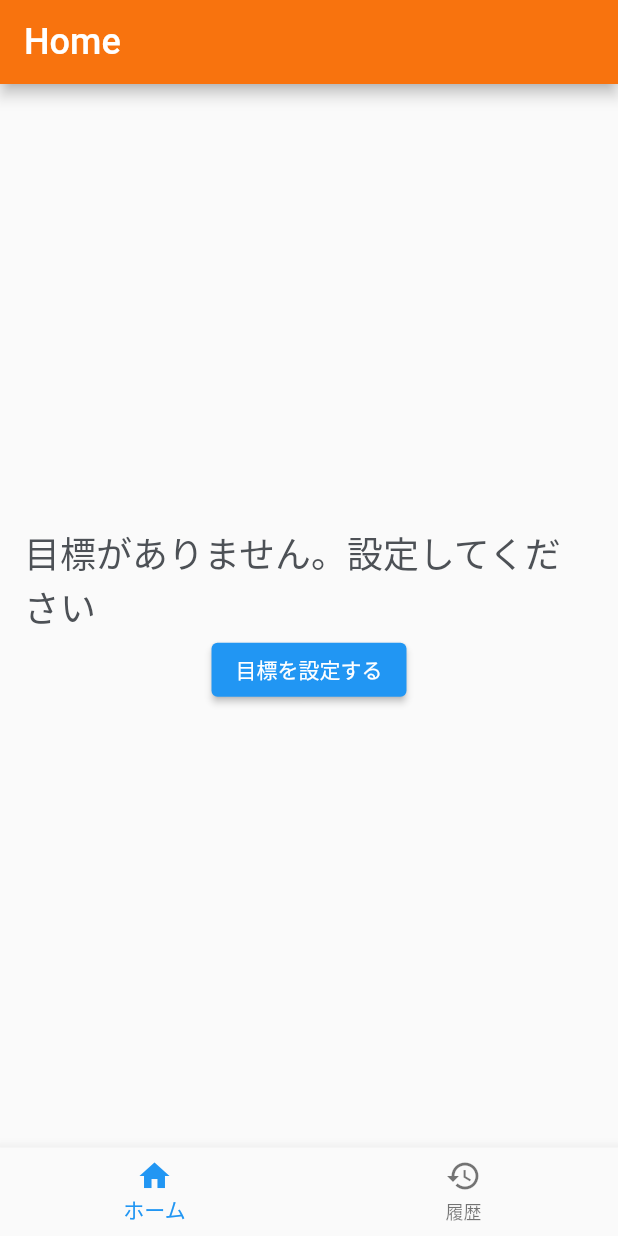
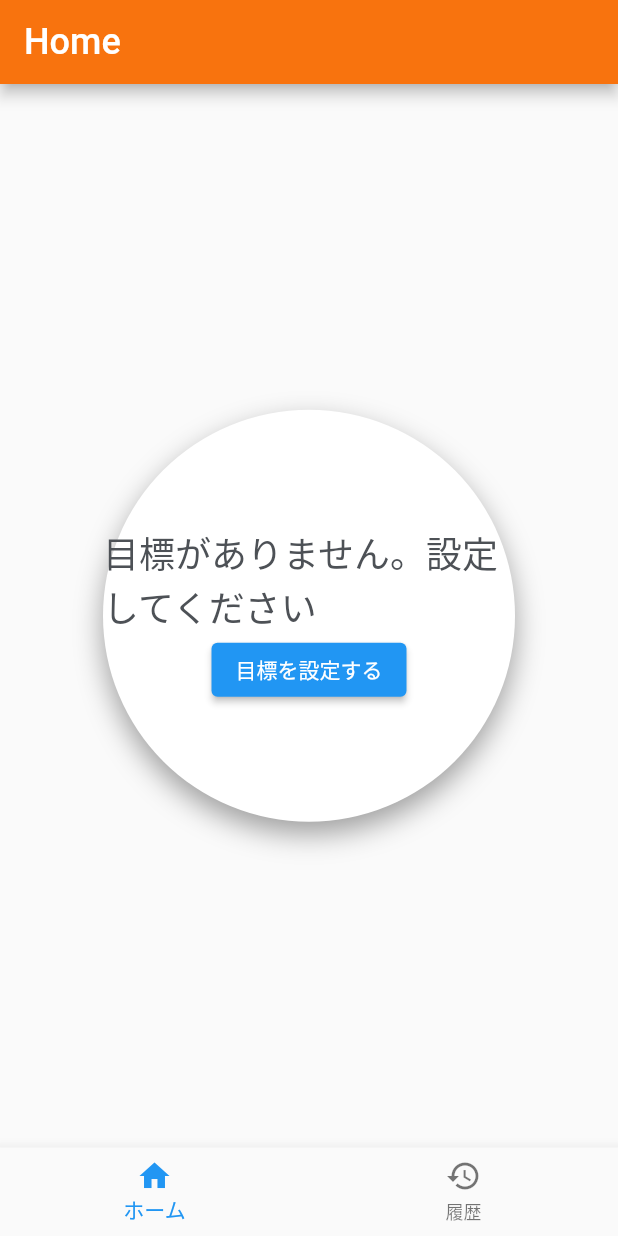
Before and after one commit to narumi0610/habit_app, a Flutter app: the screen it shows after launch, on a phone screen of 412 x 824 dp. Run offline on Flutter 3.47's test engine with Material 2 defaults, Android fonts, the phone set to English and light mode, and no system bars; drawn by our look-alikes of flutter_bounce; our stand-ins replace animated_flip_counter, realm; missing offline and left inert: home_widget; generated files the repository leaves out were written again; Roboto replaces fonts that are missing (KosugiMaru).

Commit message:
更新ボタンにbounceアニメーションをつけた

```diff
--- a/lib/screens/home_screen.dart
+++ b/lib/screens/home_screen.dart
@@ -1,8 +1,10 @@
 import 'package:flutter/material.dart';
 import 'package:flutter/services.dart';
+import 'package:flutter_bounce/flutter_bounce.dart';
 import 'package:habit_app/models/habit.dart';
 import 'package:habit_app/screens/parts/continuous_days_animation.dart';
 import 'package:habit_app/screens/set_goal_screen.dart';
+import 'package:habit_app/utils/app_color.dart';
 import 'package:home_widget/home_widget.dart';
 import 'package:realm/realm.dart';
 
@@ -63,11 +65,30 @@ class HomeScreenState extends State<HomeScreen> {
 
   @override
   Widget build(BuildContext context) {
+    // 端末のサイズを取得
+    final width = MediaQuery.of(context).size.width / 1.5;
+
     return Scaffold(
       appBar: AppBar(title: const Text('Home')),
-      body: Padding(
-        padding: const EdgeInsets.all(16.0),
-        child: Center(
+      body: Center(
+        child: Bounce(
+          duration: const Duration(milliseconds: 300),
+          onPressed: () async {
+            await _updateCurrentState();
+          },
+          child: Container(
+            width: width,
+            decoration: const BoxDecoration(
+              shape: BoxShape.circle,
+              color: AppColor.white,
+              boxShadow: [
+                BoxShadow(
+                  color: Colors.grey,
+                  blurRadius: 16,
+                  offset: Offset(0, 8),
+                ),
+              ],
+            ),
             child: Column(
               mainAxisAlignment: MainAxisAlignment.center,
               children: [
@@ -76,11 +97,6 @@ class HomeScreenState extends State<HomeScreen> {
                       style: const TextStyle(fontSize: 24)),
                   const SizedBox(height: 8),
                   ContinuousDaysAnimation(_currentHabit!.currentState),
-                const SizedBox(height: 16),
-                ElevatedButton(
-                  onPressed: _updateCurrentState,
-                  child: const Text('今日の目標達成！'),
-                ),
                   if (_praiseText != null) ...[
                     const SizedBox(height: 16),
                     const Text('AI Praise:', style: TextStyle(fontSize: 18)),
@@ -88,7 +104,8 @@ class HomeScreenState extends State<HomeScreen> {
                     Text(_praiseText!, style: const TextStyle(fontSize: 16)),
                   ],
                 ] else ...[
-                const Text('目標がありません。設定してください', style: TextStyle(fontSize: 24)),
+                  const Text('目標がありません。設定してください',
+                      style: TextStyle(fontSize: 24)),
                   ElevatedButton(
                     onPressed: () {
                       Navigator.push(
@@ -107,6 +124,7 @@ class HomeScreenState extends State<HomeScreen> {
             ),
           ),
         ),
+      ),
     );
   }
 }
--- a/pubspec.yaml
+++ b/pubspec.yaml
@@ -41,6 +41,7 @@ dependencies:
   home_widget: ^0.2.0+1
   workmanager: ^0.5.1
   animated_flip_counter: ^0.2.5
+  flutter_bounce: ^1.1.0
 
 dev_dependencies:
   flutter_test:
```
Also changed, not shown: pubspec.lock. Lines whose indentation alone changed are shown as unchanged.
